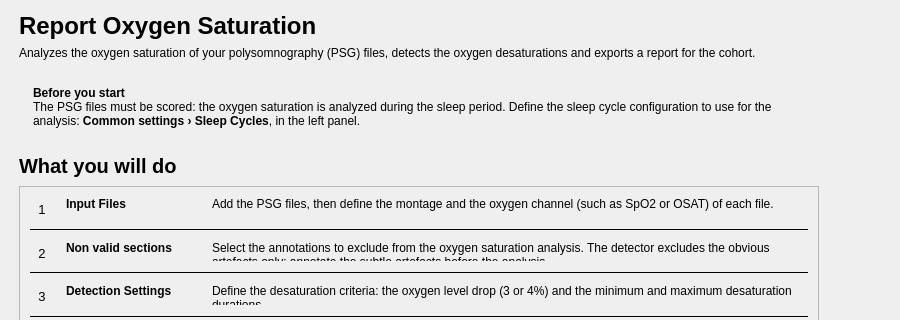
Before: the Qt Designer form tools/CEAMSTools/OxygenSaturationReport/IntroStep/Ui_IntroStep.ui in SnoozToolbox/snooz-package-ceams, drawn with Qt 5; both pictures show x 0 to 900 and y 0 to 320 of the 900 by 700 pixel window.
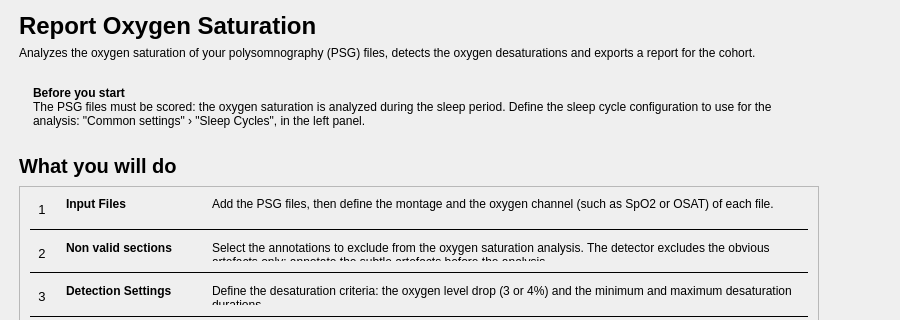
After: the same form once the commit is applied.

```diff
--- a/tools/CEAMSTools/OxygenSaturationReport/IntroStep/Ui_IntroStep.ui
+++ b/tools/CEAMSTools/OxygenSaturationReport/IntroStep/Ui_IntroStep.ui
@@ -121,7 +121,7 @@
            <item>
             <widget class="QLabel" name="common_settings_info_label">
              <property name="text">
-              <string>&lt;b&gt;Before you start&lt;/b&gt;&lt;br/&gt;The PSG files must be scored: the oxygen saturation is analyzed during the sleep period. Define the sleep cycle configuration to use for the analysis: &lt;b&gt;Common settings › Sleep Cycles&lt;/b&gt;, in the left panel.</string>
+              <string>&lt;b&gt;Before you start&lt;/b&gt;&lt;br/&gt;The PSG files must be scored: the oxygen saturation is analyzed during the sleep period. Define the sleep cycle configuration to use for the analysis: "Common settings" › "Sleep Cycles", in the left panel.</string>
              </property>
              <property name="textFormat">
               <enum>Qt::TextFormat::RichText</enum>
```
